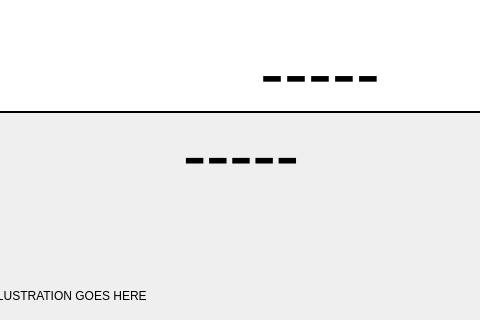
Above: MorseCodeLearner/translatorwindow.ui from UofU-CS3505/cs3505-assignment9-the_tigers before the change; both pictures show x 279 to 759 and y 259 to 579 of the 1280 by 720 pixel window. Below: the same form after it.
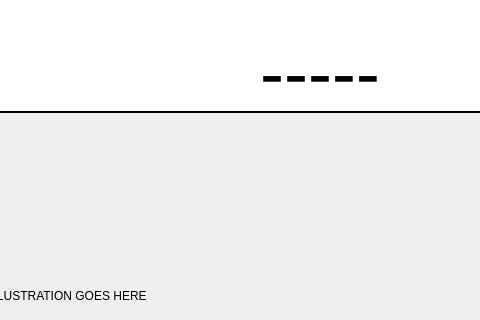
That is the form after the change.

Commit message: Got rid of an extra preview label on translator window

```diff
--- a/MorseCodeLearner/translatorwindow.ui
+++ b/MorseCodeLearner/translatorwindow.ui
@@ -616,51 +616,6 @@
     <string/>
    </property>
   </widget>
-  <widget class="QLineEdit" name="morsePreview">
-   <property name="enabled">
-    <bool>false</bool>
-   </property>
-   <property name="geometry">
-    <rect>
-     <x>430</x>
-     <y>370</y>
-     <width>181</width>
-     <height>81</height>
-    </rect>
-   </property>
-   <property name="font">
-    <font>
-     <family>OldNewspaperTypes</family>
-     <pointsize>54</pointsize>
-     <kerning>false</kerning>
-    </font>
-   </property>
-   <property name="focusPolicy">
-    <enum>Qt::FocusPolicy::NoFocus</enum>
-   </property>
-   <property name="autoFillBackground">
-    <bool>false</bool>
-   </property>
-   <property name="styleSheet">
-    <string notr="true">QLineEdit {
-        background: transparent;
-        border: none;
-        color: black; /* or any color you want */
-    }</string>
-   </property>
-   <property name="text">
-    <string>-----</string>
-   </property>
-   <property name="frame">
-    <bool>false</bool>
-   </property>
-   <property name="alignment">
-    <set>Qt::AlignmentFlag::AlignCenter</set>
-   </property>
-   <property name="cursorMoveStyle">
-    <enum>Qt::CursorMoveStyle::VisualMoveStyle</enum>
-   </property>
-  </widget>
  </widget>
  <resources/>
  <connections/>
```
